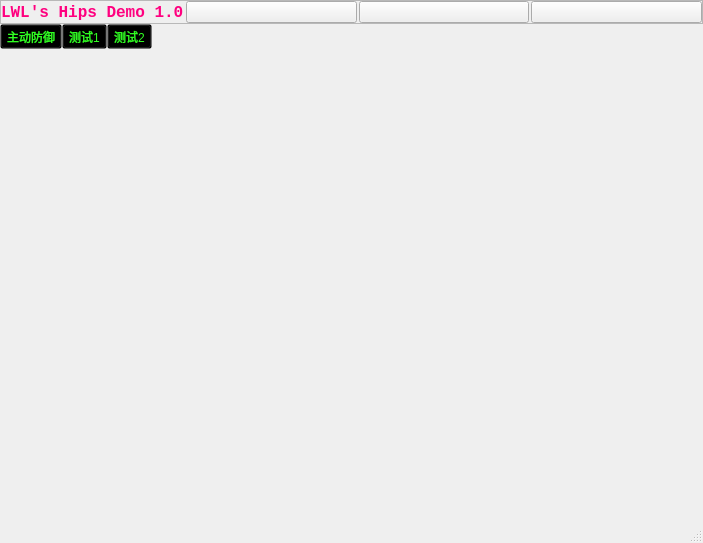
Qt form maintest/maintest.ui (lwl4613615/qtmain) before a commit.
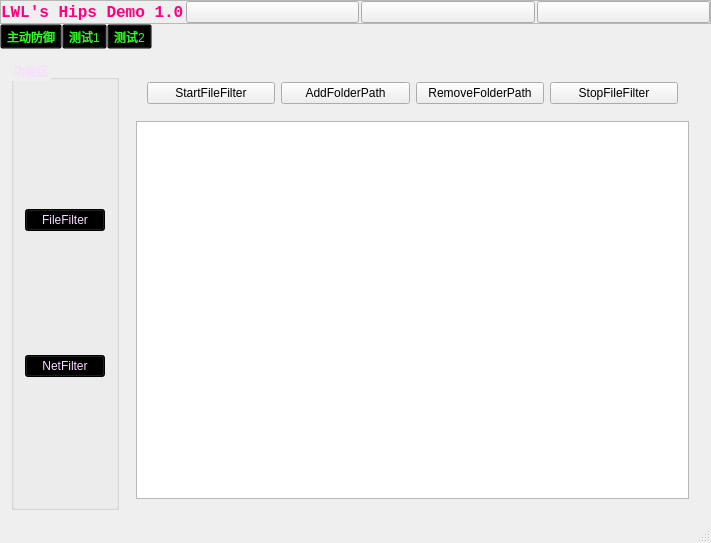
The same form after that commit. Custom widgets are drawn as their Qt base class.

Commit message: 界面基本设计完毕

What changed in the file:
```diff
--- a/maintest/maintest.ui
+++ b/maintest/maintest.ui
@@ -6,7 +6,7 @@
    <rect>
     <x>0</x>
     <y>0</y>
-    <width>703</width>
+    <width>711</width>
     <height>543</height>
    </rect>
   </property>
@@ -188,10 +188,122 @@
      </widget>
     </item>
     <item>
-     <widget class="QStackedWidget" name="stackedWidget">
-      <widget class="QWidget" name="page"/>
-      <widget class="QWidget" name="page_2"/>
-      <widget class="QWidget" name="page_3"/>
+     <widget class="QStackedWidget" name="MainStackWidget">
+      <widget class="QWidget" name="FilterWidget">
+       <layout class="QHBoxLayout" name="horizontalLayout_3">
+        <item>
+         <widget class="QGroupBox" name="groupBox">
+          <property name="styleSheet">
+           <string notr="true">color:rgb(248, 220, 255)</string>
+          </property>
+          <property name="title">
+           <string>功能区</string>
+          </property>
+          <layout class="QVBoxLayout" name="verticalLayout_2">
+           <item>
+            <widget class="QPushButton" name="m_btnFileFilter">
+             <property name="styleSheet">
+              <string notr="true">background-color: rgb(0, 0, 0);</string>
+             </property>
+             <property name="text">
+              <string>FileFilter</string>
+             </property>
+            </widget>
+           </item>
+           <item>
+            <widget class="QPushButton" name="m_btnNetFilter">
+             <property name="styleSheet">
+              <string notr="true">background-color: rgb(0, 0, 0);</string>
+             </property>
+             <property name="text">
+              <string>NetFilter</string>
+             </property>
+            </widget>
+           </item>
+          </layout>
+         </widget>
+        </item>
+        <item>
+         <widget class="QStackedWidget" name="HipsStackWindow">
+          <property name="currentIndex">
+           <number>0</number>
+          </property>
+          <widget class="QWidget" name="FileFilter">
+           <layout class="QVBoxLayout" name="verticalLayout_3">
+            <item>
+             <widget class="QWidget" name="widget_2" native="true">
+              <layout class="QHBoxLayout" name="horizontalLayout_4">
+               <item>
+                <widget class="QPushButton" name="m_btnStartFileFilter">
+                 <property name="text">
+                  <string>StartFileFilter</string>
+                 </property>
+                </widget>
+               </item>
+               <item>
+                <widget class="QPushButton" name="m_AddFolderPath">
+                 <property name="text">
+                  <string>AddFolderPath</string>
+                 </property>
+                </widget>
+               </item>
+               <item>
+                <widget class="QPushButton" name="m_btnRemoveFolderPath">
+                 <property name="text">
+                  <string>RemoveFolderPath</string>
+                 </property>
+                </widget>
+               </item>
+               <item>
+                <widget class="QPushButton" name="m_btnStopFileFilter">
+                 <property name="text">
+                  <string>StopFileFilter</string>
+                 </property>
+                </widget>
+               </item>
+              </layout>
+             </widget>
+            </item>
+            <item>
+             <widget class="QListView" name="m_FolderTable"/>
+            </item>
+           </layout>
+          </widget>
+          <widget class="QWidget" name="NetFilter"/>
+         </widget>
+        </item>
+       </layout>
+      </widget>
+      <widget class="QWidget" name="test1">
+       <widget class="QLabel" name="label_2">
+        <property name="geometry">
+         <rect>
+          <x>150</x>
+          <y>220</y>
+          <width>72</width>
+          <height>15</height>
+         </rect>
+        </property>
+        <property name="text">
+         <string>页面2</string>
+        </property>
+       </widget>
+      </widget>
+      <widget class="QWidget" name="test2">
+       <widget class="QLabel" name="label_3">
+        <property name="geometry">
+         <rect>
+          <x>280</x>
+          <y>270</y>
+          <width>72</width>
+          <height>15</height>
+         </rect>
+        </property>
+        <property name="text">
+         <string>页面3 </string>
+        </property>
+       </widget>
+      </widget>
      </widget>
     </item>
    </layout>
```
The commit also changes 4 other files.
